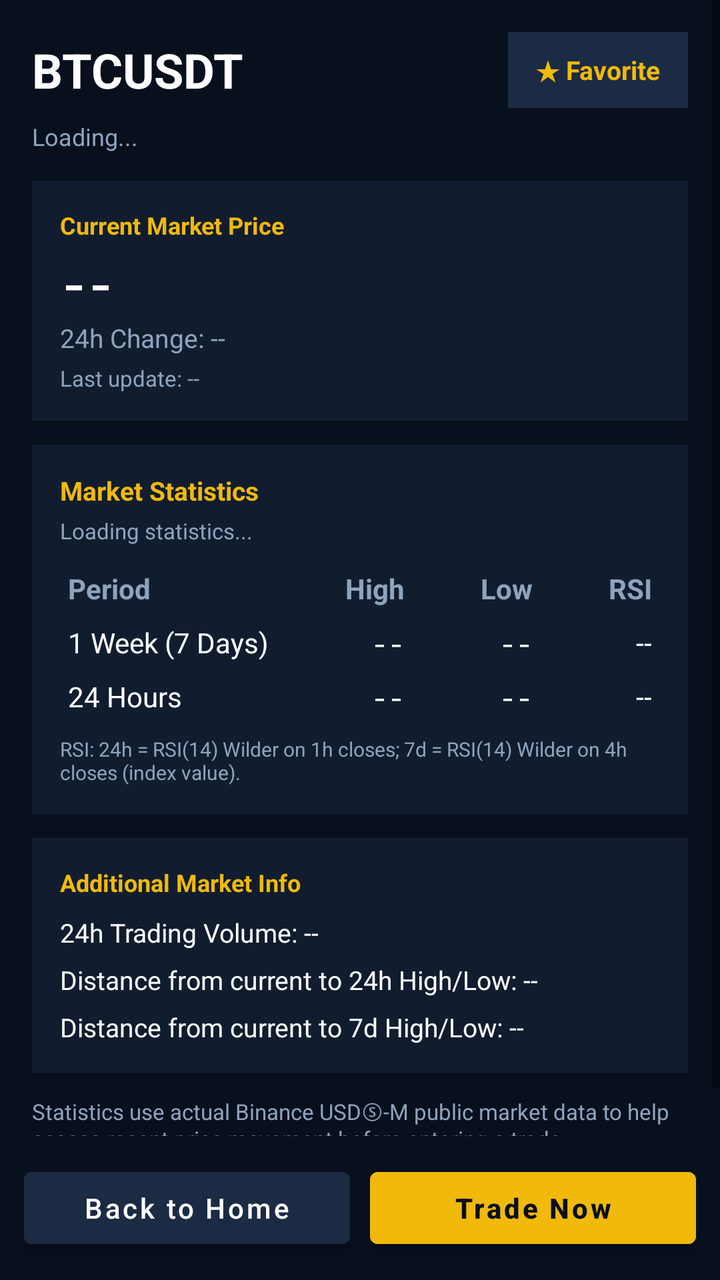
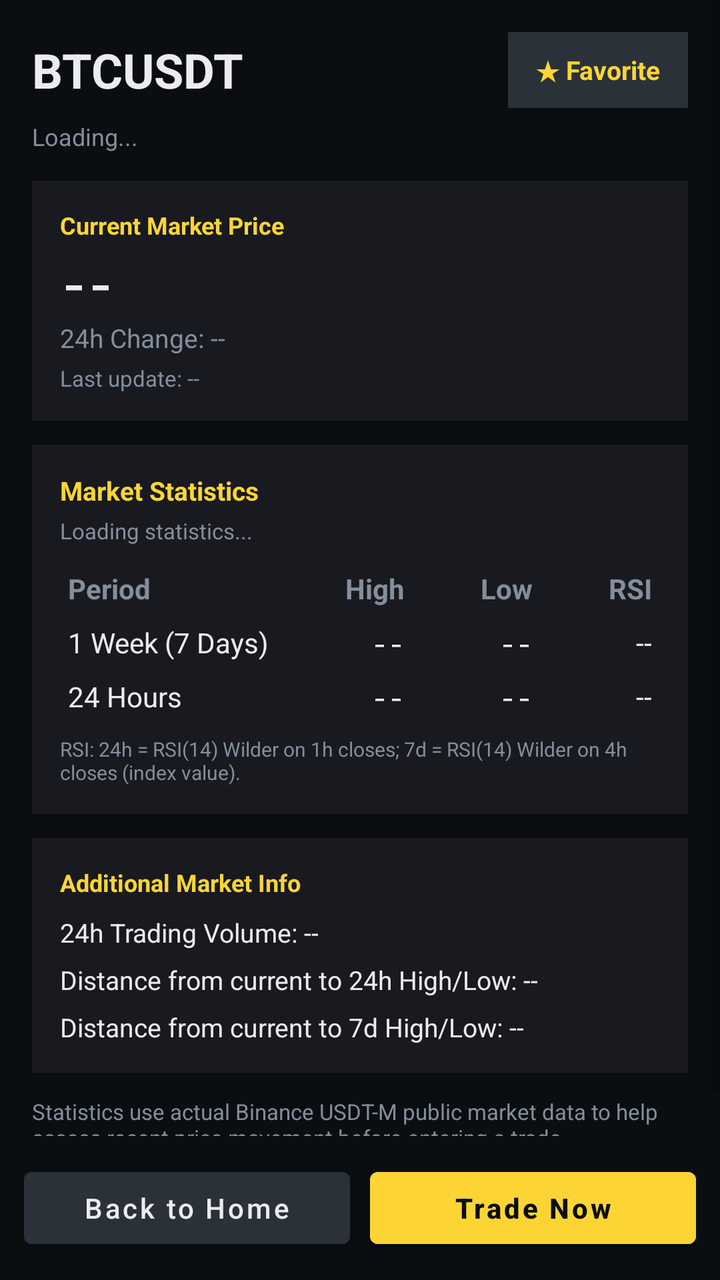

The first picture is an Android layout as it rendered before a commit; the second is the same layout after the commit. The layout source and the unified diff follow.
<!-- AndroidManifest.xml: application theme Theme.BinanceBot.Dark -->
<!-- res/layout/activity_coin_detail.xml -->
<?xml version="1.0" encoding="utf-8"?>
<LinearLayout xmlns:android="http://schemas.android.com/apk/res/android"
    android:layout_width="match_parent"
    android:layout_height="match_parent"
    android:background="@color/bg_primary"
    android:orientation="vertical">

    <ScrollView
        android:layout_width="match_parent"
        android:layout_height="0dp"
        android:layout_weight="1"
        android:fillViewport="true">

        <LinearLayout
            android:layout_width="match_parent"
            android:layout_height="wrap_content"
            android:orientation="vertical"
            android:padding="16dp">

            <LinearLayout
                android:layout_width="match_parent"
                android:layout_height="wrap_content"
                android:gravity="center_vertical"
                android:orientation="horizontal">

                <TextView
                    android:id="@+id/txtDetailSymbol"
                    android:layout_width="0dp"
                    android:layout_height="wrap_content"
                    android:layout_weight="1"
                    android:text="BTCUSDT"
                    android:textColor="@color/text_primary"
                    android:textSize="24sp"
                    android:textStyle="bold" />

                <TextView
                    android:id="@+id/btnFavoriteToggle"
                    android:layout_width="wrap_content"
                    android:layout_height="wrap_content"
                    android:background="@color/bg_input"
                    android:paddingStart="14dp"
                    android:paddingTop="10dp"
                    android:paddingEnd="14dp"
                    android:paddingBottom="10dp"
                    android:text="★ Favorite"
                    android:textColor="@color/accent_yellow"
                    android:textSize="13sp"
                    android:textStyle="bold" />
            </LinearLayout>

            <TextView
                android:id="@+id/txtDetailStatus"
                android:layout_width="match_parent"
                android:layout_height="wrap_content"
                android:layout_marginTop="6dp"
                android:text="Loading..."
                android:textColor="@color/text_muted"
                android:textSize="12sp" />

            <LinearLayout
                android:layout_width="match_parent"
                android:layout_height="wrap_content"
                android:layout_marginTop="14dp"
                android:background="@color/bg_card"
                android:orientation="vertical"
                android:padding="14dp">

                <TextView
                    android:layout_width="wrap_content"
                    android:layout_height="wrap_content"
                    android:text="Current Market Price"
                    android:textColor="@color/accent_yellow"
                    android:textSize="12sp"
                    android:textStyle="bold" />

                <TextView
                    android:id="@+id/txtMarkPrice"
                    android:layout_width="wrap_content"
                    android:layout_height="wrap_content"
                    android:layout_marginTop="6dp"
                    android:fontFamily="monospace"
                    android:text="--"
                    android:textColor="@color/text_primary"
                    android:textSize="22sp"
                    android:textStyle="bold" />

                <TextView
                    android:id="@+id/txtChange"
                    android:layout_width="wrap_content"
                    android:layout_height="wrap_content"
                    android:layout_marginTop="4dp"
                    android:text="24h Change: --"
                    android:textColor="@color/text_muted"
                    android:textSize="13sp" />

                <TextView
                    android:id="@+id/txtUpdated"
                    android:layout_width="wrap_content"
                    android:layout_height="wrap_content"
                    android:layout_marginTop="4dp"
                    android:text="Last update: --"
                    android:textColor="@color/text_muted"
                    android:textSize="11sp" />
            </LinearLayout>

            <LinearLayout
                android:layout_width="match_parent"
                android:layout_height="wrap_content"
                android:layout_marginTop="12dp"
                android:background="@color/bg_card"
                android:orientation="vertical"
                android:padding="14dp">

                <TextView
                    android:layout_width="wrap_content"
                    android:layout_height="wrap_content"
                    android:text="Market Statistics"
                    android:textColor="@color/accent_yellow"
                    android:textSize="13sp"
                    android:textStyle="bold" />

                <TextView
                    android:id="@+id/txtStatsState"
                    android:layout_width="match_parent"
                    android:layout_height="wrap_content"
                    android:layout_marginTop="4dp"
                    android:text="Loading statistics..."
                    android:textColor="@color/text_muted"
                    android:textSize="11sp" />

                <TableLayout
                    android:layout_width="match_parent"
                    android:layout_height="wrap_content"
                    android:layout_marginTop="8dp"
                    android:stretchColumns="1,2,3">

                    <TableRow>
                        <TextView android:text="Period" android:textColor="@color/text_muted" android:textStyle="bold" android:padding="4dp" />
                        <TextView android:text="High" android:textColor="@color/text_muted" android:textStyle="bold" android:padding="4dp" android:gravity="end" />
                        <TextView android:text="Low" android:textColor="@color/text_muted" android:textStyle="bold" android:padding="4dp" android:gravity="end" />
                        <TextView android:text="RSI" android:textColor="@color/text_muted" android:textStyle="bold" android:padding="4dp" android:gravity="end" />
                    </TableRow>

                    <TableRow>
                        <TextView android:text="1 Week (7 Days)" android:textColor="@color/text_primary" android:padding="4dp" />
                        <TextView android:id="@+id/txtHigh7d" android:text="--" android:textColor="@color/text_primary" android:padding="4dp" android:gravity="end" android:fontFamily="monospace" />
                        <TextView android:id="@+id/txtLow7d" android:text="--" android:textColor="@color/text_primary" android:padding="4dp" android:gravity="end" android:fontFamily="monospace" />
                        <TextView android:id="@+id/txtRsi7d" android:text="--" android:textColor="@color/text_primary" android:padding="4dp" android:gravity="end" />
                    </TableRow>

                    <TableRow>
                        <TextView android:text="24 Hours" android:textColor="@color/text_primary" android:padding="4dp" />
                        <TextView android:id="@+id/txtHigh24h" android:text="--" android:textColor="@color/text_primary" android:padding="4dp" android:gravity="end" android:fontFamily="monospace" />
                        <TextView android:id="@+id/txtLow24h" android:text="--" android:textColor="@color/text_primary" android:padding="4dp" android:gravity="end" android:fontFamily="monospace" />
                        <TextView android:id="@+id/txtRsi24h" android:text="--" android:textColor="@color/text_primary" android:padding="4dp" android:gravity="end" />
                    </TableRow>
                </TableLayout>

                <TextView
                    android:id="@+id/txtRsiMethod"
                    android:layout_width="match_parent"
                    android:layout_height="wrap_content"
                    android:layout_marginTop="6dp"
                    android:text="RSI: 24h = RSI(14) Wilder on 1h closes; 7d = RSI(14) Wilder on 4h closes (index value)."
                    android:textColor="@color/text_muted"
                    android:textSize="10sp" />
            </LinearLayout>

            <LinearLayout
                android:layout_width="match_parent"
                android:layout_height="wrap_content"
                android:layout_marginTop="12dp"
                android:background="@color/bg_card"
                android:orientation="vertical"
                android:padding="14dp">

                <TextView
                    android:layout_width="wrap_content"
                    android:layout_height="wrap_content"
                    android:text="Additional Market Info"
                    android:textColor="@color/accent_yellow"
                    android:textSize="12sp"
                    android:textStyle="bold" />

                <TextView android:id="@+id/txtVol24h" android:layout_width="match_parent" android:layout_height="wrap_content" android:layout_marginTop="8dp" android:text="24h Trading Volume: --" android:textColor="@color/text_primary" android:textSize="13sp" />
                <TextView android:id="@+id/txtDist24h" android:layout_width="match_parent" android:layout_height="wrap_content" android:layout_marginTop="6dp" android:text="Distance from current to 24h High/Low: --" android:textColor="@color/text_primary" android:textSize="13sp" />
                <TextView android:id="@+id/txtDist7d" android:layout_width="match_parent" android:layout_height="wrap_content" android:layout_marginTop="6dp" android:text="Distance from current to 7d High/Low: --" android:textColor="@color/text_primary" android:textSize="13sp" />
            </LinearLayout>

            <TextView
                android:layout_width="match_parent"
                android:layout_height="wrap_content"
                android:layout_marginTop="12dp"
                android:text="Statistics use actual Binance USDⓈ-M public market data to help assess recent price movement before entering a trade."
                android:textColor="@color/text_muted"
                android:textSize="11sp" />

        </LinearLayout>
    </ScrollView>

    <LinearLayout
        android:layout_width="match_parent"
        android:layout_height="wrap_content"
        android:background="@color/bg_primary"
        android:orientation="horizontal"
        android:padding="12dp">

        <Button
            android:id="@+id/btnBackHome"
            android:layout_width="0dp"
            android:layout_height="48dp"
            android:layout_weight="1"
            android:backgroundTint="@color/bg_input"
            android:text="Back to Home"
            android:textAllCaps="false"
            android:textColor="@color/text_primary" />

        <Space
            android:layout_width="10dp"
            android:layout_height="1dp" />

        <Button
            android:id="@+id/btnTradeNow"
            android:layout_width="0dp"
            android:layout_height="48dp"
            android:layout_weight="1"
            android:backgroundTint="@color/accent_yellow"
            android:text="Trade Now"
            android:textAllCaps="false"
            android:textColor="@color/bg_primary"
            android:textStyle="bold" />
    </LinearLayout>

</LinearLayout>
<!-- resources referenced by this layout -->
<resources>
  <color name="accent_yellow">#F0B90B</color>
  <color name="bg_card">#111D2F</color>
  <color name="bg_input">#1B2B43</color>
  <color name="bg_primary">#080F1D</color>
  <color name="text_muted">#8FA3BD</color>
  <color name="text_primary">#FFFFFF</color>
  <style name="Theme.BinanceBot.Dark" parent="Theme.MaterialComponents.DayNight.NoActionBar">
          <item name="colorPrimary">@color/accent_yellow</item>
          <item name="colorPrimaryVariant">@color/accent_yellow</item>
          <item name="colorOnPrimary">#000000</item>
          <item name="android:windowBackground">@color/bg_primary</item>
          <item name="android:statusBarColor">@color/bg_surface</item>
          <item name="android:navigationBarColor">@color/bg_surface</item>
          <item name="android:textColor">@color/text_primary</item>
      </style>
  <color name="bg_surface">#101B2D</color>
</resources>

<!-- the commit's change to res/layout/activity_coin_detail.xml (unified diff, before → after) -->
@@ -191,7 +191,7 @@
                 android:layout_width="match_parent"
                 android:layout_height="wrap_content"
                 android:layout_marginTop="12dp"
-                android:text="Statistics use actual Binance USDⓈ-M public market data to help assess recent price movement before entering a trade."
+                android:text="Statistics use actual Binance USDT-M public market data to help assess recent price movement before entering a trade."
                 android:textColor="@color/text_muted"
                 android:textSize="11sp" />
 
<!-- resource entries referenced after the edit -->
@@ -1,11 +1,11 @@
 <!-- resources referenced by this layout -->
 <resources>
-  <color name="accent_yellow">#F0B90B</color>
-  <color name="bg_card">#111D2F</color>
-  <color name="bg_input">#1B2B43</color>
-  <color name="bg_primary">#080F1D</color>
-  <color name="text_muted">#8FA3BD</color>
-  <color name="text_primary">#FFFFFF</color>
+  <color name="accent_yellow">#FCD535</color>
+  <color name="bg_card">#181A20</color>
+  <color name="bg_input">#2B3139</color>
+  <color name="bg_primary">#0B0E11</color>
+  <color name="text_muted">#848E9C</color>
+  <color name="text_primary">#EAECEF</color>
   <style name="Theme.BinanceBot.Dark" parent="Theme.MaterialComponents.DayNight.NoActionBar">
           <item name="colorPrimary">@color/accent_yellow</item>
           <item name="colorPrimaryVariant">@color/accent_yellow</item>
@@ -15,6 +15,6 @@
           <item name="android:navigationBarColor">@color/bg_surface</item>
           <item name="android:textColor">@color/text_primary</item>
       </style>
-  <color name="bg_surface">#101B2D</color>
+  <color name="bg_surface">#1E2329</color>
 </resources>
 
